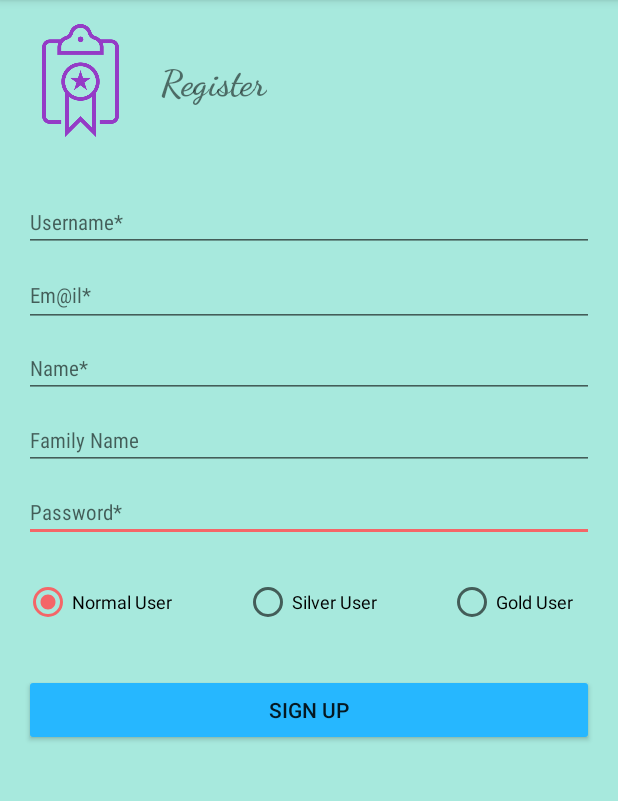
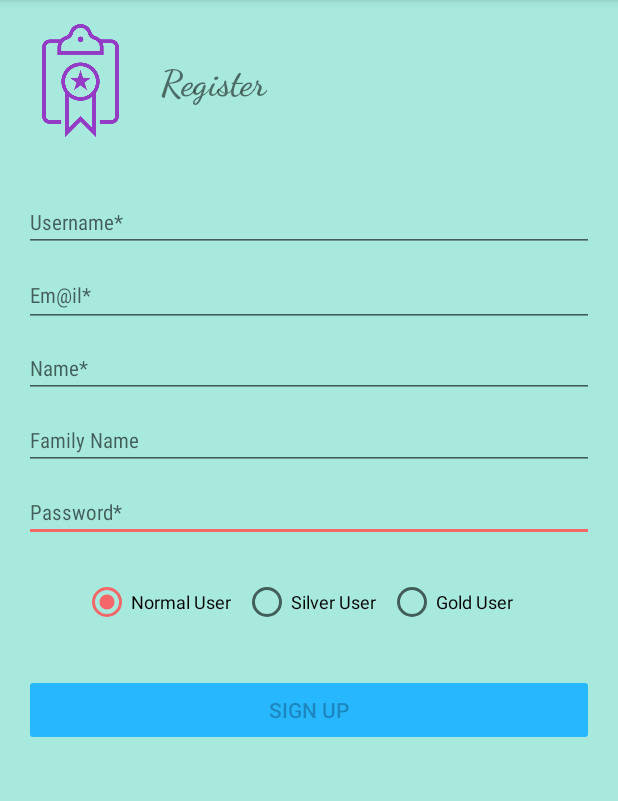
Before and after one commit to Ambrz77/comfy-manager-app, an Android app: the screen it shows after launch (RegisterActivity), on a phone screen of 412 x 824 dp, the part 84-885 px from its top. Run offline under Robolectric (Android 15) with nearby library versions, the light colour scheme and no system bars.

Commit message:
Register Complete!

```diff
--- a/app/src/main/java/com/example/alireza/taskmanager/RegisterActivity.java
+++ b/app/src/main/java/com/example/alireza/taskmanager/RegisterActivity.java
@@ -11,6 +11,7 @@ import android.view.View;
 import android.widget.Button;
 import android.widget.EditText;
 import android.widget.RadioButton;
+import android.widget.RadioGroup;
 
 public class RegisterActivity extends AppCompatActivity {
 
@@ -36,11 +37,12 @@ public class RegisterActivity extends AppCompatActivity {
         }
     };
 
+
     @Override
     protected void onCreate(Bundle savedInstanceState) {
-        setRequestedOrientation(ActivityInfo.SCREEN_ORIENTATION_PORTRAIT);
         super.onCreate(savedInstanceState);
         setContentView(R.layout.activity_register);
+        setRequestedOrientation(ActivityInfo.SCREEN_ORIENTATION_PORTRAIT);
 
         Button signup = (Button) findViewById(R.id.signup);
         u = findViewById(R.id.userText);
@@ -48,6 +50,34 @@ public class RegisterActivity extends AppCompatActivity {
         n = findViewById(R.id.nameText);
         f = findViewById(R.id.familyText);
         p = findViewById(R.id.passText);
+
+        u.addTextChangedListener(textWatcher);
+        e.addTextChangedListener(textWatcher);
+        n.addTextChangedListener(textWatcher);
+        p.addTextChangedListener(textWatcher);
+
+        textCheck();
+
+        RadioGroup radioGroup = (RadioGroup) findViewById(R.id.radioGroup);
+        radioGroup.setOnCheckedChangeListener(new RadioGroup.OnCheckedChangeListener()
+        {
+            @Override
+            public void onCheckedChanged(RadioGroup group, int checkedId) {
+                // checkedId is the RadioButton selected
+                switch (checkedId) {
+                    case R.id.NormalButton:
+                        type=1;
+                        break;
+                    case R.id.SilverButton:
+                        type=2;
+                        break;
+                    case R.id.GoldButton:
+                        type=3;
+                        break;
+                }
+            }
+        });
+
         signup.setOnClickListener(new View.OnClickListener() {
             @Override
             public void onClick(View v) {
@@ -61,6 +91,7 @@ public class RegisterActivity extends AppCompatActivity {
                         server.Register(user, email, name, pass, family, type);
                         System.out.println(u + " Registered!");
                         Intent Hintent = new Intent(RegisterActivity.this, HomeActivity.class);
+                        startActivity(Hintent);
                     } else {
                         throw new ExistedUserException(u + " is already registered!");
                     }
@@ -89,24 +120,24 @@ public class RegisterActivity extends AppCompatActivity {
         }
     }
 
-    public void onRadioButtonClicked(View view) {
-        boolean clicked = ((RadioButton) view).isChecked();
-        switch (view.getId()) {
-            case R.id.NormalButton:
-                if (clicked) {
-                    type=1;
-                }
-                break;
-            case R.id.SilverButton:
-                if (clicked) {
-                    type=2;
-                }
-                break;
-            case R.id.GoldButton:
-                if (clicked) {
-                    type=3;
-                }
-                break;
-        }
-    }
+//    public void onRadioButtonClicked(View view) {
+//        boolean clicked = ((RadioButton) view).isChecked();
+//        switch (view.getId()) {
+//            case R.id.NormalButton:
+//                if (clicked) {
+//                    type=1;
+//                }
+//                break;
+//            case R.id.SilverButton:
+//                if (clicked) {
+//                    type=2;
+//                }
+//                break;
+//            case R.id.GoldButton:
+//                if (clicked) {
+//                    type=3;
+//                }
+//                break;
+//        }
+//    }
 }
--- a/app/src/main/res/layout/activity_register.xml
+++ b/app/src/main/res/layout/activity_register.xml
@@ -116,42 +116,51 @@
         app:layout_constraintStart_toStartOf="parent"
         app:layout_constraintTop_toBottomOf="@+id/nameText" />
 
+    <RadioGroup
+        android:id="@+id/radioGroup"
+        android:layout_width="match_parent"
+        android:layout_height="32dp"
+        android:layout_marginTop="24dp"
+        android:gravity="center"
+        android:orientation="horizontal"
+        app:layout_constraintEnd_toEndOf="parent"
+        app:layout_constraintStart_toStartOf="parent"
+        app:layout_constraintTop_toBottomOf="@+id/passText">
+
         <RadioButton
             android:id="@+id/NormalButton"
             android:layout_width="wrap_content"
             android:layout_height="wrap_content"
             android:layout_marginStart="16dp"
-        android:layout_marginTop="24dp"
             android:checked="true"
             android:text="Normal User"
             android:textSize="12sp"
             app:layout_constraintStart_toStartOf="parent"
-        app:layout_constraintTop_toBottomOf="@+id/passText" />
+            tools:layout_editor_absoluteY="384dp" />
 
         <RadioButton
             android:id="@+id/SilverButton"
             android:layout_width="wrap_content"
             android:layout_height="wrap_content"
             android:layout_marginStart="8dp"
-        android:layout_marginTop="24dp"
             android:layout_marginEnd="8dp"
             android:text="Silver User"
             android:textSize="12sp"
             app:layout_constraintEnd_toStartOf="@+id/GoldButton"
             app:layout_constraintStart_toEndOf="@+id/NormalButton"
-        app:layout_constraintTop_toBottomOf="@+id/passText" />
+            tools:layout_editor_absoluteY="384dp" />
 
         <RadioButton
             android:id="@+id/GoldButton"
             android:layout_width="wrap_content"
             android:layout_height="wrap_content"
-        android:layout_marginTop="24dp"
             android:layout_marginEnd="30dp"
-        android:onClick="onRadioButtonClicked"
             android:text="Gold User"
             android:textSize="12sp"
             app:layout_constraintEnd_toEndOf="parent"
-        app:layout_constraintTop_toBottomOf="@+id/passText" />
+            tools:layout_editor_absoluteY="384dp" />
+
+    </RadioGroup>
 
     <Button
         android:id="@+id/signup"
@@ -164,6 +173,6 @@
         android:text="Sign Up"
         app:layout_constraintEnd_toEndOf="parent"
         app:layout_constraintStart_toStartOf="parent"
-        app:layout_constraintTop_toBottomOf="@+id/SilverButton" />
+        app:layout_constraintTop_toBottomOf="@+id/radioGroup" />
 
 </android.support.constraint.ConstraintLayout>
```
Lines whose indentation alone changed are shown as unchanged.
